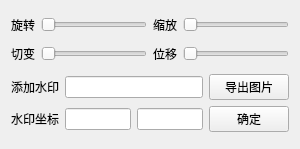
This is DisposeAbstract/DisposeIMG/ui/ControlFrame.ui in 3548848289/SmartDesk as Qt 5 draws it before an edit. The edited form follows.
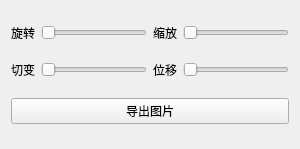
This is the edited form.

Commit message: 完善图片文件查看功能，水印功能，新增支持查看svg文件

The edit to the form file:
```diff
--- a/DisposeAbstract/DisposeIMG/ui/ControlFrame.ui
+++ b/DisposeAbstract/DisposeIMG/ui/ControlFrame.ui
@@ -87,41 +87,7 @@
    </item>
    <item row="2" column="0" colspan="4">
     <layout class="QGridLayout" name="gridLayout">
-     <item row="2" column="1">
-      <layout class="QHBoxLayout" name="horizontalLayout">
-       <item>
-        <widget class="QLineEdit" name="yPosInput"/>
-       </item>
-       <item>
-        <widget class="QLineEdit" name="xPosInput"/>
-       </item>
-      </layout>
-     </item>
-     <item row="1" column="1">
-      <widget class="QLineEdit" name="textInput"/>
-     </item>
-     <item row="2" column="0">
-      <widget class="QLabel" name="label_6">
-       <property name="text">
-        <string>水印坐标</string>
-       </property>
-      </widget>
-     </item>
      <item row="1" column="0">
-      <widget class="QLabel" name="label_5">
-       <property name="text">
-        <string>添加水印</string>
-       </property>
-      </widget>
-     </item>
-     <item row="2" column="2">
-      <widget class="QPushButton" name="addTextButton">
-       <property name="text">
-        <string>确定</string>
-       </property>
-      </widget>
-     </item>
-     <item row="1" column="2">
       <widget class="QPushButton" name="exportButton">
        <property name="text">
         <string>导出图片</string>
```
Left out of the diff: 78 changed lines with no effect on the pictures. The commit also changes 23 other files.
